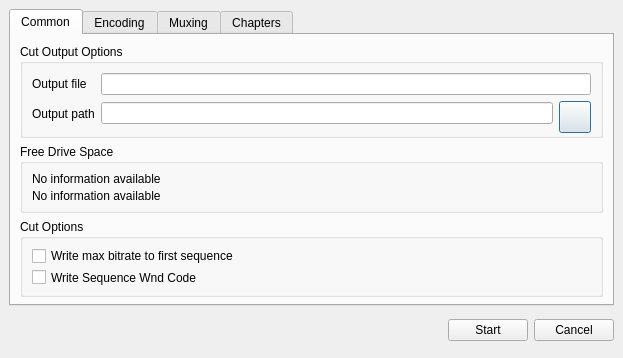
BackupTheBerlios/ttcut-svn, file trunk/ui/avcutdialog.ui: the form before one commit.
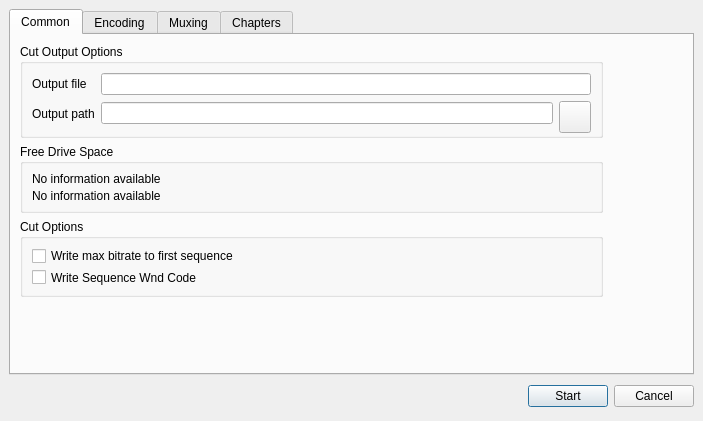
The form after the commit. Icons and pictures are not drawn. Custom widgets are drawn as their Qt base class.

Commit message: add grid layout to av cut dialog

What changed in the file:
```diff
--- a/trunk/ui/avcutdialog.ui
+++ b/trunk/ui/avcutdialog.ui
@@ -8,22 +8,59 @@
    <rect>
     <x>0</x>
     <y>0</y>
-    <width>623</width>
-    <height>358</height>
+    <width>703</width>
+    <height>421</height>
    </rect>
   </property>
   <property name="windowTitle" >
    <string>TTCut - Video Cut Options</string>
   </property>
+  <layout class="QGridLayout" >
+   <property name="margin" >
+    <number>9</number>
+   </property>
+   <property name="spacing" >
+    <number>6</number>
+   </property>
+   <item row="1" column="0" >
+    <layout class="QHBoxLayout" >
+     <property name="margin" >
+      <number>0</number>
+     </property>
+     <property name="spacing" >
+      <number>6</number>
+     </property>
+     <item>
+      <spacer>
+       <property name="orientation" >
+        <enum>Qt::Horizontal</enum>
+       </property>
+       <property name="sizeHint" >
+        <size>
+         <width>131</width>
+         <height>31</height>
+        </size>
+       </property>
+      </spacer>
+     </item>
+     <item>
+      <widget class="QPushButton" name="okButton" >
+       <property name="text" >
+        <string>Start</string>
+       </property>
+      </widget>
+     </item>
+     <item>
+      <widget class="QPushButton" name="cancelButton" >
+       <property name="text" >
+        <string>Cancel</string>
+       </property>
+      </widget>
+     </item>
+    </layout>
+   </item>
+   <item row="0" column="0" >
   <widget class="QTabWidget" name="tabWidget" >
-   <property name="geometry" >
-    <rect>
-     <x>9</x>
-     <y>9</y>
-     <width>605</width>
-     <height>297</height>
-    </rect>
-   </property>
    <widget class="QWidget" name="tabCommon" >
     <attribute name="title" >
      <string>Common</string>
@@ -243,51 +280,8 @@
     </layout>
    </widget>
   </widget>
-  <widget class="QWidget" name="layoutWidget" >
-   <property name="geometry" >
-    <rect>
-     <x>9</x>
-     <y>312</y>
-     <width>605</width>
-     <height>37</height>
-    </rect>
-   </property>
-   <layout class="QHBoxLayout" >
-    <property name="margin" >
-     <number>0</number>
-    </property>
-    <property name="spacing" >
-     <number>6</number>
-    </property>
-    <item>
-     <spacer>
-      <property name="orientation" >
-       <enum>Qt::Horizontal</enum>
-      </property>
-      <property name="sizeHint" >
-       <size>
-        <width>131</width>
-        <height>31</height>
-       </size>
-      </property>
-     </spacer>
-    </item>
-    <item>
-     <widget class="QPushButton" name="okButton" >
-      <property name="text" >
-       <string>Start</string>
-      </property>
-     </widget>
-    </item>
-    <item>
-     <widget class="QPushButton" name="cancelButton" >
-      <property name="text" >
-       <string>Cancel</string>
-      </property>
-     </widget>
-    </item>
-   </layout>
-  </widget>
+   </item>
+  </layout>
  </widget>
  <pixmapfunction></pixmapfunction>
  <customwidgets>
```
Lines whose indentation alone changed are shown as unchanged. The commit also changes 2 other files.
